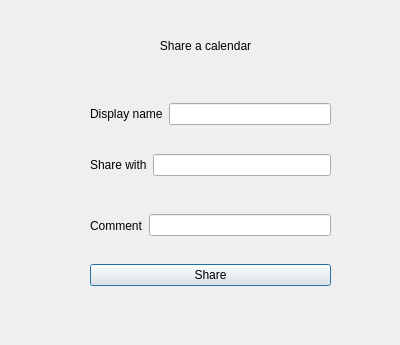
Qt form qtcreatorTest/Headers/sharecalendarform.ui (piccirilloth/Calendar-and-To-Do-list-CalDav) before a commit.
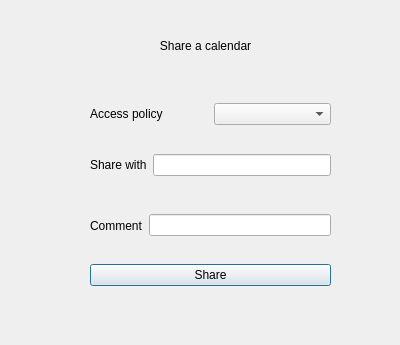
The same form after that commit.

What changed in the file:
```diff
--- a/qtcreatorTest/Headers/sharecalendarform.ui
+++ b/qtcreatorTest/Headers/sharecalendarform.ui
@@ -98,16 +98,12 @@
          <string notr="true">font: 12pt &quot;Sans Serif&quot;;</string>
         </property>
         <property name="text">
-         <string>Display name</string>
+         <string>Access policy</string>
         </property>
        </widget>
       </item>
       <item>
-       <widget class="QLineEdit" name="lineEdit_displayName">
-        <property name="enabled">
-         <bool>true</bool>
-        </property>
-       </widget>
+       <widget class="QComboBox" name="comboBox"/>
       </item>
      </layout>
     </item>
```
